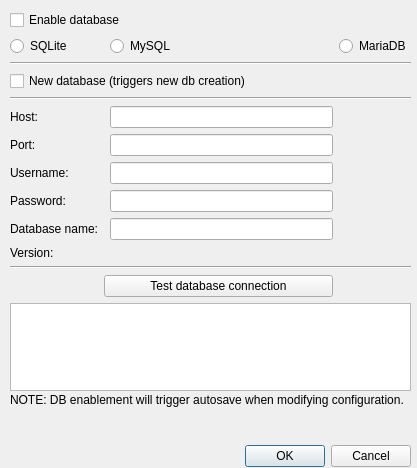
This is wadas/ui/qt/configure_db_dialog.ui in stefanodellosa-personal/WADAS as Qt 5 draws it before an edit. The edited form follows.
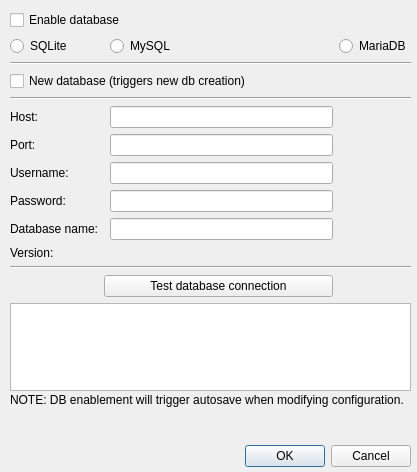
This is the edited form.

Commit message: Solve mariadb creation bug

```diff
--- a/wadas/ui/qt/configure_db_dialog.ui
+++ b/wadas/ui/qt/configure_db_dialog.ui
@@ -7,7 +7,7 @@
     <x>0</x>
     <y>0</y>
     <width>417</width>
-    <height>468</height>
+    <height>472</height>
    </rect>
   </property>
   <property name="windowTitle">
```
The commit also changes 2 other files.
